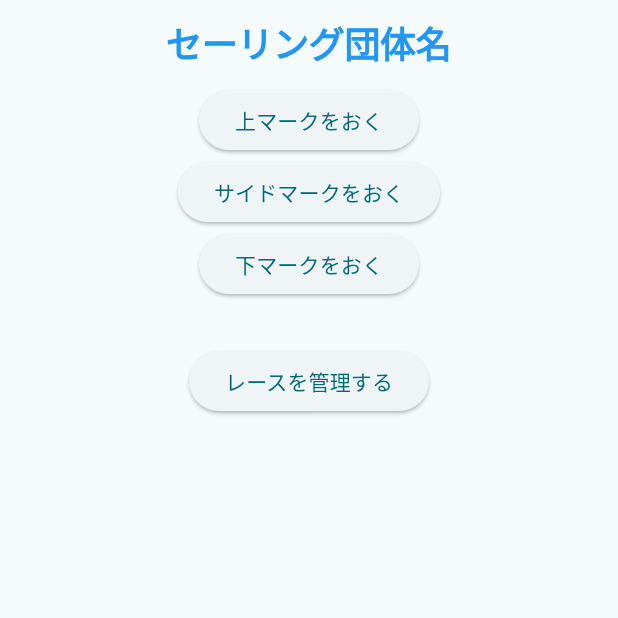
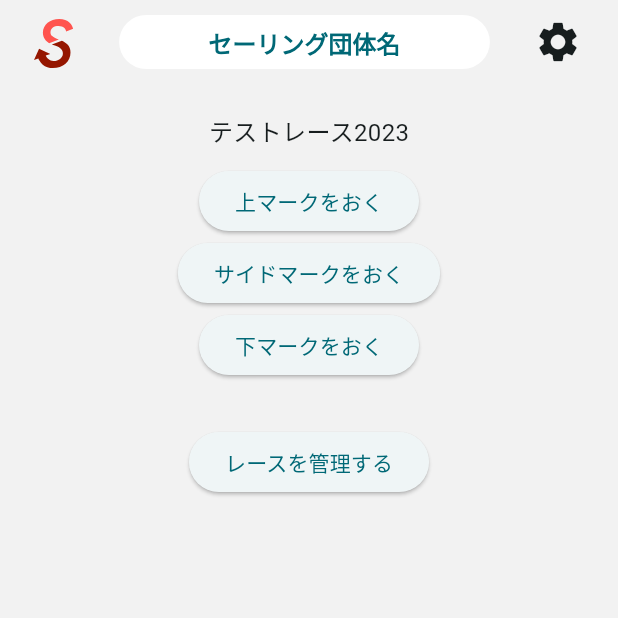
Before and after one commit to takara2314/bsam-admin, a Flutter app: the screen it shows after launch, on a phone screen of 412 x 824 dp, the top half of it. Run offline on Flutter 3.47's test engine with Material 2 defaults, Android fonts, the phone set to English and light mode, and no system bars; our stand-ins replace flutter_dotenv, flutter_riverpod, flutter_svg, geolocator, google_maps_flutter, permission_handler and 1 more; missing offline and left inert: jwt_decode; statements that could not run were skipped.

Commit message:
Improve: top page UI

```diff
--- a/lib/main.dart
+++ b/lib/main.dart
@@ -17,54 +17,56 @@ class App extends StatelessWidget {
   @override
   Widget build(BuildContext context) {
     return MaterialApp(
-      title: 'B-SAM',
+      title: 'B-SAM 本部用',
       theme: ThemeData(
         useMaterial3: true,
         colorSchemeSeed: Colors.cyan,
+        scaffoldBackgroundColor: const Color(0xFFF2F2F2),
         appBarTheme: const AppBarTheme(
           systemOverlayStyle: SystemUiOverlayStyle(statusBarColor: Colors.transparent),
+          backgroundColor: Colors.transparent,
         ),
         textTheme: TextTheme(
-          headline1: TextStyle(
+          displayLarge: TextStyle(
             fontSize: 24,
             fontWeight: FontWeight.bold,
             color: Theme.of(context).colorScheme.primary
           ),
-          headline2: TextStyle(
+          displayMedium: TextStyle(
             fontSize: 20,
             fontWeight: FontWeight.bold,
             color: Theme.of(context).colorScheme.secondary,
           ),
-          headline3: TextStyle(
+          displaySmall: TextStyle(
             fontSize: 18,
             fontWeight: FontWeight.bold,
             color: Theme.of(context).colorScheme.tertiary,
           ),
-          headline4: const TextStyle(
+          headlineMedium: const TextStyle(
             fontSize: 16,
             fontWeight: FontWeight.bold
           ),
-          headline5: const TextStyle(
+          headlineSmall: const TextStyle(
             fontSize: 14,
             fontWeight: FontWeight.bold
           ),
-          headline6: const TextStyle(
+          titleLarge: const TextStyle(
             fontSize: 12,
             fontWeight: FontWeight.bold
           ),
-          bodyText1: const TextStyle(
+          bodyLarge: const TextStyle(
             fontSize: 18
           ),
-          bodyText2: const TextStyle(
+          bodyMedium: const TextStyle(
             fontSize: 16
           ),
-          button: const TextStyle(
+          labelLarge: const TextStyle(
             fontSize: 14
           ),
-          caption: const TextStyle(
+          bodySmall: const TextStyle(
             fontSize: 12
           ),
-          overline: const TextStyle(
+          labelSmall: const TextStyle(
             fontSize: 10
           )
         )
--- a/lib/pages/home.dart
+++ b/lib/pages/home.dart
@@ -1,5 +1,6 @@
 import 'package:flutter/material.dart';
 
+import 'package:flutter_svg/flutter_svg.dart';
 import 'package:permission_handler/permission_handler.dart';
 import 'package:flutter_riverpod/flutter_riverpod.dart';
 import 'package:flutter_dotenv/flutter_dotenv.dart';
@@ -67,17 +68,52 @@ class _Home extends ConsumerState<Home> {
 
   @override
   Widget build(BuildContext context) {
+    final width = MediaQuery.of(context).size.width;
+
     return Scaffold(
       appBar: AppBar(
-        title: Text(
+        title: Row(
+          mainAxisAlignment: MainAxisAlignment.spaceBetween,
+          children: [
+            SvgPicture.asset(
+              'images/logo.svg',
+              semanticsLabel: 'logo',
+              width: 42,
+              height: 42
+            ),
+            Container(
+              width: width * 0.6,
+              padding: const EdgeInsets.only(left: 10, right: 10, top: 8, bottom: 8),
+              alignment: Alignment.center,
+              decoration: BoxDecoration(
+                color: Colors.white,
+                borderRadius: BorderRadius.circular(9999)
+              ),
+              child: Text(
                 'セーリング団体名',
-          style: Theme.of(context).textTheme.headline1
+                style: TextStyle(
+                  color: Theme.of(context).colorScheme.primary,
+                  fontWeight: FontWeight.bold,
+                  fontSize: 16
+                )
+              )
             ),
-        centerTitle: true
+            IconButton(
+              icon: const Icon(Icons.settings),
+              iconSize: 32,
+              onPressed: () {}
+            )
+          ]
+        )
       ),
-      body: Center(
+      body: SingleChildScrollView(
+        child: Center(
           child: Column(
             children: <Widget>[
+             const Padding(
+                padding: EdgeInsets.only(top: 20, bottom: 10),
+                child: Text('テストレース2023')
+              ),
               for (final user in users)
                 ElevatedButton(
                   child: Text(
@@ -113,6 +149,7 @@ class _Home extends ConsumerState<Home> {
             ]
           )
         )
+      )
     );
   }
 }
--- a/pubspec.yaml
+++ b/pubspec.yaml
@@ -30,6 +30,7 @@ dependencies:
   flutter:
     sdk: flutter
 
+  flutter_svg: ^2.0.3
   intl: ^0.17.0
   http: ^0.13.4
   web_socket_channel: ^2.1.0
```
Also changed, not shown: images/logo.svg (added), pubspec.lock, 4 other files. Lines whose indentation alone changed are shown as unchanged.
